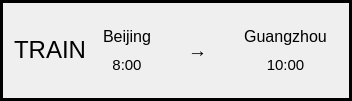
Old version of the form source_code/TransportFrame.ui in the repository lennon624/travel-system.
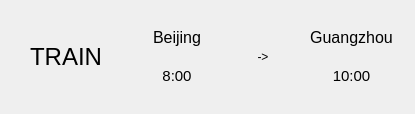
New version of the form.

Commit message: 完成除了MAP以外的UI设计，修复了随机生成transport中的bug

The edit to the form file:
```diff
--- a/source_code/TransportFrame.ui
+++ b/source_code/TransportFrame.ui
@@ -6,8 +6,8 @@
    <rect>
     <x>0</x>
     <y>0</y>
-    <width>352</width>
-    <height>101</height>
+    <width>415</width>
+    <height>114</height>
    </rect>
   </property>
   <property name="sizePolicy">
@@ -16,14 +16,19 @@
     <verstretch>0</verstretch>
    </sizepolicy>
   </property>
+  <property name="font">
+   <font>
+    <family>Microsoft YaHei UI</family>
+   </font>
+  </property>
   <property name="windowTitle">
    <string>TransportFrame</string>
   </property>
   <property name="frameShape">
-   <enum>QFrame::Box</enum>
+   <enum>QFrame::NoFrame</enum>
   </property>
   <property name="frameShadow">
-   <enum>QFrame::Plain</enum>
+   <enum>QFrame::Raised</enum>
   </property>
   <property name="lineWidth">
    <number>3</number>
@@ -31,6 +36,18 @@
   <layout class="QHBoxLayout" name="horizontalLayout">
    <item>
     <widget class="QLabel" name="vehicle">
+     <property name="sizePolicy">
+      <sizepolicy hsizetype="Fixed" vsizetype="Preferred">
+       <horstretch>0</horstretch>
+       <verstretch>0</verstretch>
+      </sizepolicy>
+     </property>
+     <property name="minimumSize">
+      <size>
+       <width>110</width>
+       <height>0</height>
+      </size>
+     </property>
      <property name="text">
       <string>&lt;html&gt;&lt;head/&gt;&lt;body&gt;&lt;p align=&quot;center&quot;&gt;&lt;span style=&quot; font-size:18pt;&quot;&gt;TRAIN&lt;/span&gt;&lt;/p&gt;&lt;/body&gt;&lt;/html&gt;</string>
      </property>
@@ -39,11 +56,17 @@
    <item>
     <widget class="QWidget" name="src" native="true">
      <property name="sizePolicy">
-      <sizepolicy hsizetype="Preferred" vsizetype="Preferred">
+      <sizepolicy hsizetype="Fixed" vsizetype="Preferred">
        <horstretch>0</horstretch>
        <verstretch>0</verstretch>
       </sizepolicy>
      </property>
+     <property name="minimumSize">
+      <size>
+       <width>100</width>
+       <height>0</height>
+      </size>
+     </property>
      <layout class="QVBoxLayout" name="verticalLayout">
       <item>
        <widget class="QLabel" name="srcCity">
@@ -65,12 +88,24 @@
    <item>
     <widget class="QLabel" name="arrow">
      <property name="text">
-      <string>&lt;html&gt;&lt;head/&gt;&lt;body&gt;&lt;p align=&quot;center&quot;&gt;&lt;span style=&quot; font-size:14pt; font-weight:600; color:#000000;&quot;&gt;→&lt;/span&gt;&lt;/p&gt;&lt;/body&gt;&lt;/html&gt;</string>
+      <string>&lt;html&gt;&lt;head/&gt;&lt;body&gt;&lt;p align=&quot;center&quot;&gt;-&amp;gt;&lt;/p&gt;&lt;/body&gt;&lt;/html&gt;</string>
      </property>
     </widget>
    </item>
    <item>
     <widget class="QWidget" name="dest" native="true">
+     <property name="sizePolicy">
+      <sizepolicy hsizetype="Fixed" vsizetype="Preferred">
+       <horstretch>0</horstretch>
+       <verstretch>0</verstretch>
+      </sizepolicy>
+     </property>
+     <property name="minimumSize">
+      <size>
+       <width>100</width>
+       <height>0</height>
+      </size>
+     </property>
      <layout class="QVBoxLayout" name="verticalLayout_2">
       <item>
        <widget class="QLabel" name="destCity">
```
The commit also changes 14 other files.
